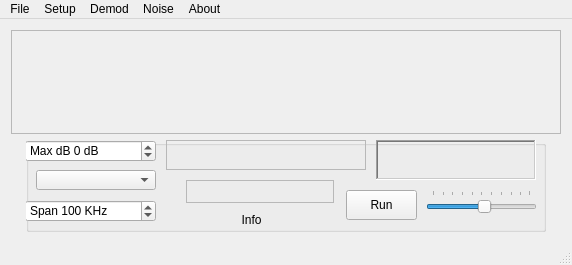
rafael2k/CuteSDR, file unixforms/mainwindow.ui: the form before one commit.
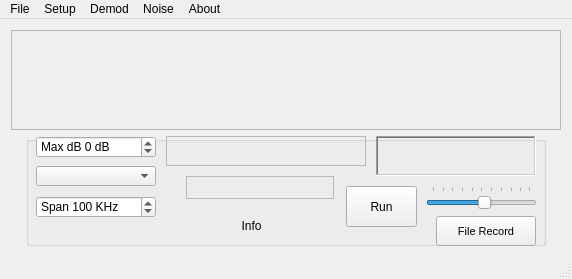
The form after the commit. Custom widgets are drawn as their Qt base class.

Diff of the .ui file:
```diff
--- a/unixforms/mainwindow.ui
+++ b/unixforms/mainwindow.ui
@@ -7,7 +7,7 @@
     <x>0</x>
     <y>0</y>
     <width>572</width>
-    <height>265</height>
+    <height>275</height>
    </rect>
   </property>
   <property name="sizePolicy">
@@ -79,7 +79,7 @@
         <property name="minimumSize">
          <size>
           <width>520</width>
-          <height>92</height>
+          <height>110</height>
          </size>
         </property>
         <property name="title">
@@ -128,7 +128,7 @@
            <x>320</x>
            <y>50</y>
            <width>71</width>
-           <height>30</height>
+           <height>41</height>
           </rect>
          </property>
          <property name="sizePolicy">
@@ -184,9 +184,9 @@
         <widget class="QSpinBox" name="SpanspinBox">
          <property name="geometry">
           <rect>
-           <x>-1</x>
+           <x>10</x>
            <y>60</y>
-           <width>131</width>
+           <width>120</width>
            <height>22</height>
           </rect>
          </property>
@@ -204,9 +204,8 @@
          </property>
          <property name="font">
           <font>
-           <family>Ubuntu</family>
+           <family>MS Shell Dlg 2</family>
            <weight>50</weight>
-           <italic>false</italic>
            <bold>false</bold>
           </font>
          </property>
@@ -264,7 +263,7 @@
          <property name="geometry">
           <rect>
            <x>140</x>
-           <y>70</y>
+           <y>80</y>
            <width>171</width>
            <height>20</height>
           </rect>
@@ -300,9 +299,9 @@
         <widget class="QSpinBox" name="MaxdBspinBox">
          <property name="geometry">
           <rect>
-           <x>-1</x>
+           <x>10</x>
            <y>0</y>
-           <width>131</width>
+           <width>120</width>
            <height>22</height>
           </rect>
          </property>
@@ -405,6 +404,48 @@
           <number>1</number>
          </property>
         </widget>
+        <widget class="QPushButton" name="pushButtonRecord">
+         <property name="geometry">
+          <rect>
+           <x>410</x>
+           <y>80</y>
+           <width>100</width>
+           <height>30</height>
+          </rect>
+         </property>
+         <property name="sizePolicy">
+          <sizepolicy hsizetype="Fixed" vsizetype="Fixed">
+           <horstretch>0</horstretch>
+           <verstretch>3</verstretch>
+          </sizepolicy>
+         </property>
+         <property name="minimumSize">
+          <size>
+           <width>100</width>
+           <height>30</height>
+          </size>
+         </property>
+         <property name="font">
+          <font>
+           <pointsize>8</pointsize>
+           <weight>50</weight>
+           <bold>false</bold>
+           <kerning>false</kerning>
+          </font>
+         </property>
+         <property name="toolTip">
+          <string>Start?Stop wav file record</string>
+         </property>
+         <property name="text">
+          <string>File Record</string>
+         </property>
+         <property name="checkable">
+          <bool>false</bool>
+         </property>
+         <property name="checked">
+          <bool>false</bool>
+         </property>
+        </widget>
        </widget>
       </item>
       <item>
@@ -543,18 +584,18 @@
    <header>gui/freqctrl.h</header>
    <container>1</container>
   </customwidget>
-  <customwidget>
-   <class>CPlotter</class>
-   <extends>QFrame</extends>
-   <header>gui/plotter.h</header>
-   <container>1</container>
-  </customwidget>
   <customwidget>
    <class>CMeter</class>
    <extends>QFrame</extends>
    <header>gui/meter.h</header>
    <container>1</container>
   </customwidget>
+  <customwidget>
+   <class>CPlotter</class>
+   <extends>QFrame</extends>
+   <header>gui/plotter.h</header>
+   <container>1</container>
+  </customwidget>
  </customwidgets>
  <resources/>
  <connections>
```
Left out of the diff: 41 changed lines with no effect on the pictures.
